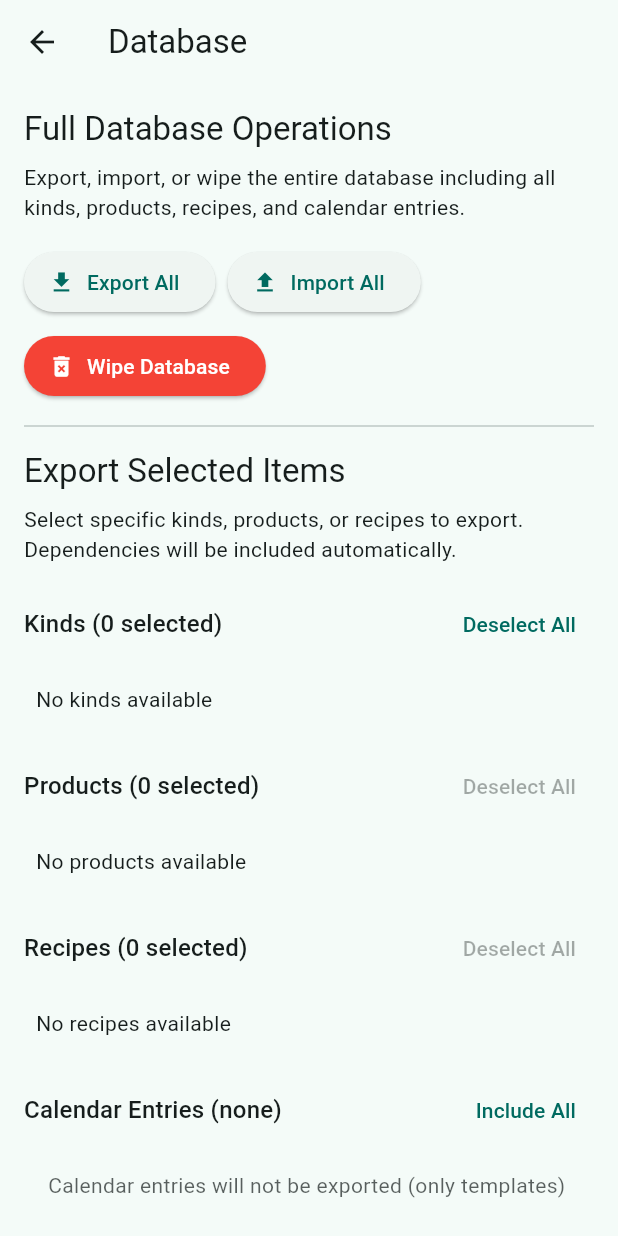
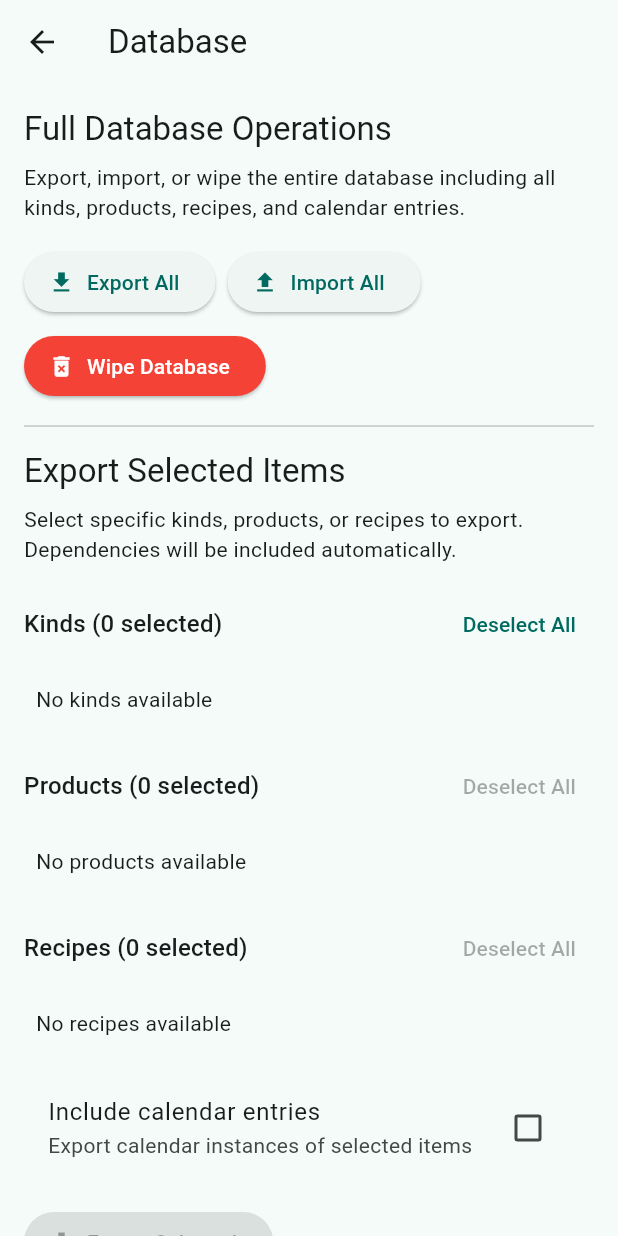
Before and after one commit to wwevo/shiata, a Flutter app: the DatabasePage screen opened directly, on a phone screen of 412 x 824 dp. Run offline on Flutter 3.47's test engine with Material 3 defaults, Android fonts, the phone set to English and light mode, and no system bars; our stand-ins replace drift, fl_chart, flutter_riverpod, flutter_secure_storage; accounts and stored records are empty.

Commit message:
Fix three UX bugs reported by testers for v0.7.9
1. Pie chart labels moved outside next to legend for better readability
2. Export page: Simple checkbox for calendar entries, "Select All" per category
3. Recipe instances: Static flag directly controlled by toggle (no automatic logic)

```diff
--- a/lib/ui/database/database_page.dart
+++ b/lib/ui/database/database_page.dart
@@ -343,35 +343,16 @@ class _DatabasePageState extends ConsumerState<DatabasePage> {
 
         const SizedBox(height: 16),
 
-        // Calendar entries section (as a category)
-        Row(
-          mainAxisAlignment: MainAxisAlignment.spaceBetween,
-          children: [
-            Text(
-              'Calendar Entries (${_includeEntries ? "all" : "none"})',
-              style: Theme.of(context).textTheme.titleMedium,
-            ),
-            TextButton(
-              onPressed: () {
-                setState(() {
-                  _includeEntries = !_includeEntries;
-                });
-              },
-              child: Text(_includeEntries ? 'Exclude All' : 'Include All'),
-            ),
-          ],
-        ),
-        const SizedBox(height: 8),
-        Padding(
-          padding: const EdgeInsets.symmetric(horizontal: 16.0, vertical: 8.0),
-          child: Text(
-            _includeEntries
-              ? 'All calendar instances of selected kinds, products, and recipes will be exported'
-              : 'Calendar entries will not be exported (only templates)',
-            style: Theme.of(context).textTheme.bodyMedium?.copyWith(
-              color: Theme.of(context).colorScheme.onSurface.withValues(alpha: 0.7),
-            ),
-          ),
+        // Include entries checkbox (simple)
+        CheckboxListTile(
+          title: const Text('Include calendar entries'),
+          subtitle: const Text('Export calendar instances of selected items'),
+          value: _includeEntries,
+          onChanged: (val) {
+            setState(() {
+              _includeEntries = val ?? false;
+            });
+          },
         ),
 
         const SizedBox(height: 16),
```
Also changed, not shown: lib/ui/editors/recipe_instance_dialog.dart (+4 -38 lines).
